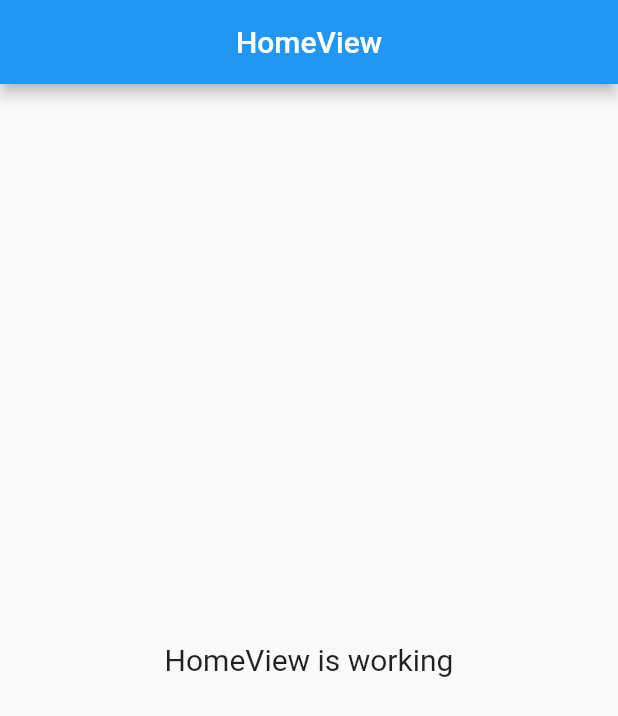
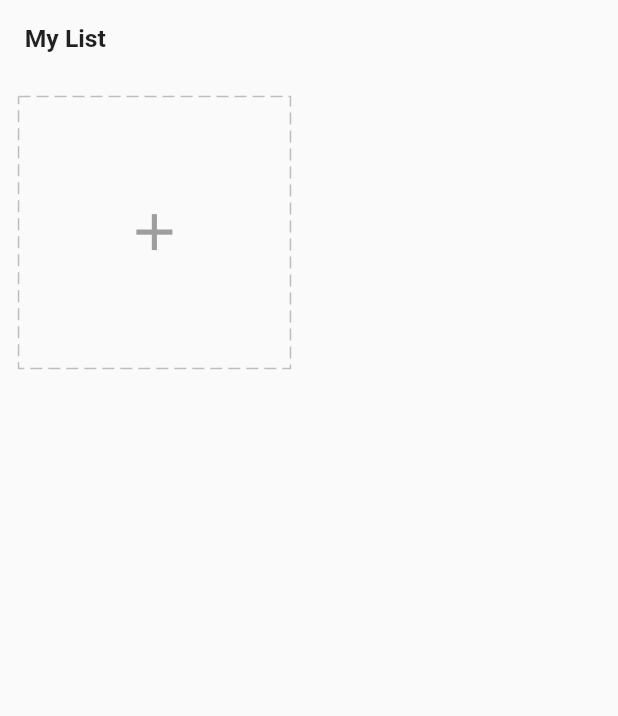
Before and after one commit to Richenel2/todo_app, a Flutter app: the screen it shows after launch, on a phone screen of 412 x 824 dp. Shown: the top 716 px of the screen. Run offline on Flutter 3.47's test engine with Material 2 defaults, Android fonts, the phone set to English and light mode, and no system bars; drawn by our look-alikes of dotted_border; our stand-ins replace equatable, flutter_easyloading, get, get_storage.

Commit message:
some change

```diff
--- /dev/null
+++ b/assets/models/task.json
@@ -0,0 +1,6 @@
+{
+    "title":"",
+    "icon":0,
+    "color":0,
+    "todos":[]
+}
--- /dev/null
+++ b/lib/app/data/models/task_model.dart
@@ -0,0 +1,46 @@
+import 'package:equatable/equatable.dart';
+
+class Task extends Equatable {
+  String? title;
+  int? icon;
+  int? color;
+  List? todos;
+  DateTime? date;
+
+  Task({this.title, this.icon, this.color, this.todos, this.date});
+
+  Task.fromJson(Map<String, dynamic> json) {
+    title = json['title'];
+    icon = json['icon'];
+    color = json['color'];
+    date = DateTime.parse(json["date"]);
+    if (json['todos'] != null) {
+      todos = [];
+      json['todos'].forEach((v) {
+        todos?.add(v);
+      });
+    }
+  }
+
+  Map<String, dynamic> toJson() {
+    final data = <String, dynamic>{};
+    data['title'] = title;
+    data['icon'] = icon;
+    data['color'] = color;
+    data['date'] = date.toString();
+    if (todos != null) {
+      data['todos'] = todos?.map((v) => v.toJson()).toList();
+    }
+    return data;
+  }
+
+  Task copyWith({String? title, int? icon, int? color, List? todos}) => Task(
+        title: title ?? this.title,
+        icon: icon ?? this.icon,
+        color: color ?? this.color,
+        todos: todos ?? this.todos,
+      );
+
+  @override
+  List<Object?> get props => [title, icon, color];
+}
--- /dev/null
+++ b/lib/app/data/services/storage/repository.dart
@@ -0,0 +1,10 @@
+import 'package:todo_app/app/data/models/task_model.dart';
+import 'package:todo_app/app/data/providers/task/provider.dart';
+
+class TaskRepository {
+  TaskProvider taskProvider;
+  TaskRepository({required this.taskProvider});
+
+  List<Task> readTasks() => taskProvider.readTasks();
+  void writeTasks(List<Task> tasks) => taskProvider.writeTasks(tasks);
+}
--- a/lib/app/modules/home/bindings/home_binding.dart
+++ b/lib/app/modules/home/bindings/home_binding.dart
@@ -1,4 +1,6 @@
 import 'package:get/get.dart';
+import 'package:todo_app/app/data/providers/task/provider.dart';
+import 'package:todo_app/app/data/services/storage/repository.dart';
 
 import '../controllers/home_controller.dart';
 
@@ -6,7 +8,8 @@ class HomeBinding extends Bindings {
   @override
   void dependencies() {
     Get.lazyPut<HomeController>(
-      () => HomeController(),
+      () => HomeController(
+          taskRepository: TaskRepository(taskProvider: TaskProvider())),
     );
   }
 }
--- a/lib/app/modules/home/controllers/home_controller.dart
+++ b/lib/app/modules/home/controllers/home_controller.dart
@@ -1,10 +1,26 @@
+import 'package:flutter/material.dart';
 import 'package:get/get.dart';
+import 'package:todo_app/app/data/models/task_model.dart';
+import 'package:todo_app/app/data/services/storage/repository.dart';
 
 class HomeController extends GetxController {
+  TaskRepository taskRepository;
+  HomeController({required this.taskRepository});
 
-  final count = 0.obs;
+  final tasks = <Task>[].obs;
+  final formKey = GlobalKey<FormState>();
+  final editController = TextEditingController();
+  final chipIndex = 0.obs;
 
   @override
-  void onClose() {}
-  void increment() => count.value++;
+  void onInit() {
+    super.onInit();
+
+    tasks.assignAll(taskRepository.readTasks());
+    ever(tasks, (_) => taskRepository.writeTasks(tasks));
+  }
+
+  void changeChipIndex(int value) {
+    chipIndex.value = value;
+  }
 }
--- a/lib/app/modules/home/views/home_view.dart
+++ b/lib/app/modules/home/views/home_view.dart
@@ -1,6 +1,8 @@
 import 'package:flutter/material.dart';
 
 import 'package:get/get.dart';
+import 'package:todo_app/app/modules/home/widgets/add_card.dart';
+import 'package:todo_app/core/utils/extensions.dart';
 
 import '../controllers/home_controller.dart';
 
@@ -10,16 +12,23 @@ class HomeView extends GetView<HomeController> {
   @override
   Widget build(BuildContext context) {
     return Scaffold(
-      appBar: AppBar(
-        title: const Text('HomeView'),
-        centerTitle: true,
-      ),
-      body: const Center(
-        child: Text(
-          'HomeView is working',
-          style: TextStyle(fontSize: 20),
+        body: SafeArea(
+            child: ListView(
+      children: [
+        Padding(
+          padding: EdgeInsets.all(4.0.wp),
+          child: Text(
+            "My List",
+            style: TextStyle(fontSize: 24.0.sp, fontWeight: FontWeight.bold),
+          ),
         ),
-      ),
-    );
+        GridView.count(
+          crossAxisCount: 2,
+          shrinkWrap: true,
+          physics: const ClampingScrollPhysics(),
+          children: [AddCard()],
+        )
+      ],
+    )));
   }
 }
--- /dev/null
+++ b/lib/app/modules/home/widgets/add_card.dart
@@ -0,0 +1,80 @@
+import 'package:dotted_border/dotted_border.dart';
+import 'package:flutter/material.dart';
+import 'package:get/get.dart';
+import 'package:todo_app/app/modules/home/controllers/home_controller.dart';
+import 'package:todo_app/app/widgets/icons.dart';
+import 'package:todo_app/core/utils/extensions.dart';
+
+class AddCard extends StatelessWidget {
+  final homeCtrl = Get.find<HomeController>();
+  AddCard({Key? key}) : super(key: key);
+
+  @override
+  Widget build(BuildContext context) {
+    final icons = getIcons();
+    var squareWidth = Get.width - 12.0.wp;
+    return Container(
+      width: squareWidth / 2,
+      height: squareWidth / 2,
+      margin: EdgeInsets.all(3.0.wp),
+      child: InkWell(
+        onTap: () {
+          Get.defaultDialog(
+              titlePadding: EdgeInsets.symmetric(vertical: 5.0.wp),
+              radius: 5,
+              title: "Task Type",
+              content: Form(
+                key: homeCtrl.formKey,
+                child: Column(children: [
+                  Padding(
+                    padding: EdgeInsets.symmetric(horizontal: 3.0.wp),
+                    child: TextFormField(
+                      controller: homeCtrl.editController,
+                      decoration: const InputDecoration(
+                        border: OutlineInputBorder(),
+                        labelText: "title",
+                      ),
+                      validator: (value) {
+                        if (value == null || value.isEmpty) {
+                          return "Please enter your task title";
+                        }
+                        return null;
+                      },
+                    ),
+                  ),
+                  Wrap(
+                    spacing: 2.0.wp,
+                    children: icons
+                        .map((e) => Obx(() {
+                              final index = icons.indexOf(e);
+                              return ChoiceChip(
+                                selectedColor: Colors.grey[200],
+                                backgroundColor: Colors.white,
+                                pressElevation: 0,
+                                label: e,
+                                selected: homeCtrl.chipIndex.value == index,
+                                onSelected: (bool selected) {
+                                  homeCtrl
+                                      .changeChipIndex(selected ? index : 0);
+                                },
+                              );
+                            }))
+                        .toList(),
+                  ),
+                ]),
+              ));
+        },
+        child: DottedBorder(
+            color: Colors.grey[400]!,
+            dashPattern: const [8, 4],
+            child: Center(
+              child: Icon(
+                Icons.add,
+                size: 10.0.wp,
+                color: Colors.grey,
+              ),
+            )),
+      ),
+    );
+  }
+}
--- /dev/null
+++ b/lib/app/widgets/icons.dart
@@ -0,0 +1,30 @@
+import 'package:flutter/material.dart';
+import 'package:todo_app/core/values/colors.dart';
+import 'package:todo_app/core/values/icons.dart';
+
+List<Icon> getIcons() => [
+      const Icon(
+        IconData(personIcon, fontFamily: 'MaterialIcons'),
+        color: purple,
+      ),
+      const Icon(
+        IconData(workIcon, fontFamily: 'MaterialIcons'),
+        color: pink,
+      ),
+      const Icon(
+        IconData(movieIcon, fontFamily: 'MaterialIcons'),
+        color: green,
+      ),
+      const Icon(
+        IconData(sportIcon, fontFamily: 'MaterialIcons'),
+        color: yellow,
+      ),
+      const Icon(
+        IconData(travelIcon, fontFamily: 'MaterialIcons'),
+        color: deepPink,
+      ),
+      const Icon(
+        IconData(shopIcon, fontFamily: 'MaterialIcons'),
+        color: lightBlue,
+      ),
+    ];
--- a/lib/core/utils/extensions.dart
+++ b/lib/core/utils/extensions.dart
@@ -1,4 +1,3 @@
-import 'package:flutter/material.dart';
 import 'package:get/get.dart';
 
 extension PercentSized on double {
--- /dev/null
+++ b/lib/core/utils/keys.dart
@@ -0,0 +1 @@
+const taskKey = "tasks";
--- /dev/null
+++ b/lib/core/values/icons.dart
@@ -0,0 +1,6 @@
+const personIcon = 0xe491;
+const workIcon = 0xe11c;
+const movieIcon = 0xe40f;
+const sportIcon = 0xe4dc;
+const travelIcon = 0xe071;
+const shopIcon = 0xe59c;
--- a/pubspec.yaml
+++ b/pubspec.yaml
@@ -8,6 +8,10 @@ environment:
 dependencies:
   cupertino_icons: ^1.0.2
   get: 4.6.5
+  get_storage: 2.0.3
+  equatable: 2.0.5
+  flutter_easyloading: 3.0.5
+  dotted_border: 2.0.0+2
   flutter:
     sdk: flutter
 
```
Also changed, not shown: lib/app/data/providers/task/provider.dart (added, +20 -0 lines), lib/app/data/services/storage/services.dart (added, +21 -0 lines), lib/main.dart (+8 -1 lines), pubspec.lock, 1 other file.
